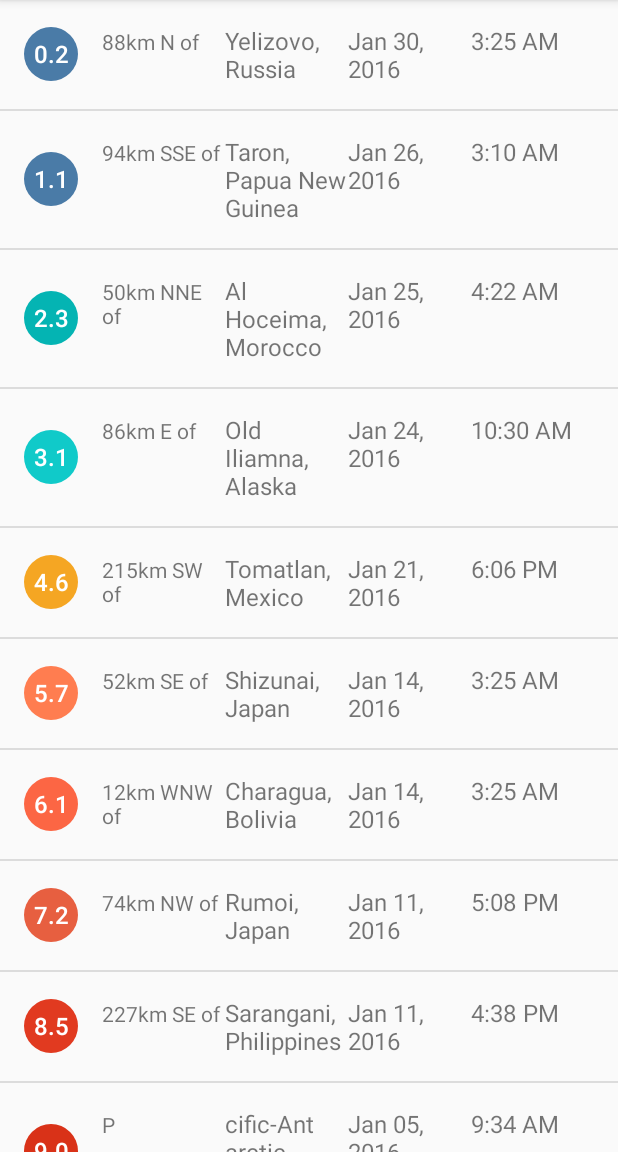
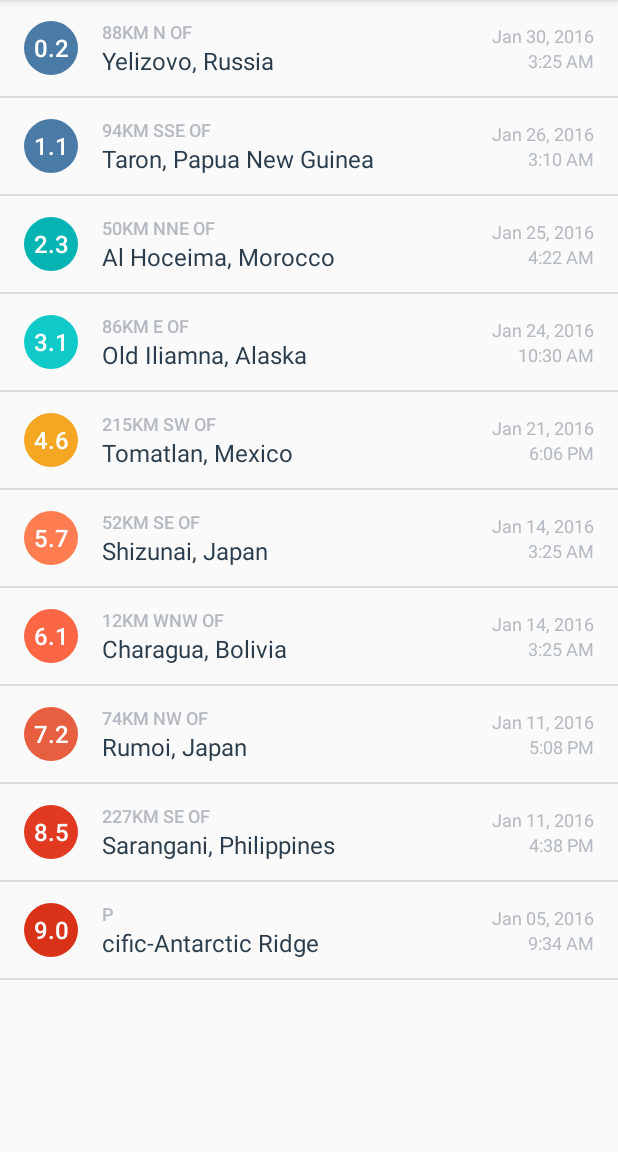
Before and after one commit to KienTPhan/UdacityNetworkingProject, an Android app: the screen it shows after launch (EarthquakeActivity), on a phone screen of 412 x 824 dp, the part 84-1236 px from its top. Run offline under Robolectric (Android 15) with nearby library versions, the phone set to English and light mode, and no system bars.

Commit message:
Users can now tap onto a listItem to get more details from USGS website.

```diff
--- a/app/src/main/java/com/example/android/quakereport/EarthquakeActivity.java
+++ b/app/src/main/java/com/example/android/quakereport/EarthquakeActivity.java
@@ -15,8 +15,12 @@
  */
 package com.example.android.quakereport;
 
+import android.content.Intent;
+import android.net.Uri;
 import android.os.Bundle;
 import android.support.v7.app.AppCompatActivity;
+import android.view.View;
+import android.widget.AdapterView;
 import android.widget.ArrayAdapter;
 import android.widget.ListView;
 
@@ -35,7 +39,7 @@ public class EarthquakeActivity extends AppCompatActivity {
         ArrayList<EarthquakeItem> earthquakes = QueryUtils.extractEarthquakes();
 
         //Initialize EarthQuakeListAdapter
-        EarthQuakeListAdapter adapter = new EarthQuakeListAdapter(this, earthquakes);
+        final EarthQuakeListAdapter adapter = new EarthQuakeListAdapter(this, earthquakes);
 
         // Find a reference to the {@link ListView} in the layout
         ListView listView = (ListView) findViewById(R.id.list);
@@ -44,5 +48,23 @@ public class EarthquakeActivity extends AppCompatActivity {
         // so the list can be populated in the user interface
         listView.setAdapter(adapter);
 
+        listView.setOnItemClickListener(new AdapterView.OnItemClickListener() {
+            @Override
+            public void onItemClick(AdapterView<?> adapterView, View view, int position, long id) {
+                // Find the current earthquake that was clicked on
+                EarthquakeItem currentEarthquake = adapter.getItem(position);
+
+                // Convert the String URL into a URI object (to pass into the Intent constructor)
+                Uri earthquakeUri = Uri.parse(currentEarthquake.getmUrl());
+
+                // Create a new intent to view the earthquake URI
+                Intent websiteIntent = new Intent(Intent.ACTION_VIEW, earthquakeUri);
+
+                // Send the intent to launch a new activity
+                startActivity(websiteIntent);
+
+            }
+        });
     }
+
 }
--- a/app/src/main/java/com/example/android/quakereport/EarthquakeItem.java
+++ b/app/src/main/java/com/example/android/quakereport/EarthquakeItem.java
@@ -15,16 +15,21 @@ public class EarthquakeItem {
     /** date the earthquake occurred */
     private Long mTimeInMilliseconds;
 
+    // the url that takes the user to more detail info
+    private String mUrl;
+
     /**
      * constructor
      * @param magnitude the magnitude of the earthquake
      * @param location  the location earthquake happened in
      * @param timeInMilliseconds the time in milliseconds (from the Epoch) in which the earthquake occurred
+     * @param url the url to the web page of the earthquake
      */
-    public EarthquakeItem(double magnitude, String location, Long timeInMilliseconds){
+    public EarthquakeItem(double magnitude, String location, Long timeInMilliseconds, String url){
         mMagnitude              = magnitude;
         mLocation               = location;
         mTimeInMilliseconds     = timeInMilliseconds;
+        mUrl                    = url;
     }
 
     /** get the magnitude of the earthquake */
@@ -42,4 +47,7 @@ public class EarthquakeItem {
         return mTimeInMilliseconds;
     }
 
+    // get the url of the earthquake website
+    public String getmUrl() { return mUrl;}
+
 }
--- a/app/src/main/java/com/example/android/quakereport/QueryUtils.java
+++ b/app/src/main/java/com/example/android/quakereport/QueryUtils.java
@@ -83,8 +83,12 @@ public final class QueryUtils {
                 //Extract “time” for time
                 Long time = properties.getLong("time");
 
-                //Create Earthquake java object from magnitude, location, and time
-                EarthquakeItem newEarthQuake = new EarthquakeItem(mag,place, time);
+                //Extract "URL" for more user's who wants more details
+                String url = properties.getString("url");
+                Log.w("testing",url);
+
+                //Create Earthquake java object from magnitude, location, and time, url
+                EarthquakeItem newEarthQuake = new EarthquakeItem(mag,place, time, url);
 
                 //Add earthquake to list of earthquakes
                 earthquakes.add(newEarthQuake);
--- a/app/src/main/res/layout/list_item.xml
+++ b/app/src/main/res/layout/list_item.xml
@@ -1,52 +1,83 @@
-<?xml version="1.0" encoding="utf-8"?>
 <LinearLayout xmlns:android="http://schemas.android.com/apk/res/android"
-    android:orientation="horizontal" android:layout_width="match_parent"
-    android:layout_height="match_parent" xmlns:tools="http://schemas.android.com/tools"
-    android:padding="16dp">
+    xmlns:tools="http://schemas.android.com/tools"
+    android:layout_width="match_parent"
+    android:layout_height="?android:attr/listPreferredItemHeight"
+    android:orientation="horizontal"
+    android:paddingEnd="16dp"
+    android:paddingLeft="16dp"
+    android:paddingRight="16dp"
+    android:paddingStart="16dp">
 
     <TextView
         android:id="@+id/magnitudeListItemText"
         android:layout_width="36dp"
         android:layout_height="36dp"
-            android:gravity="center"
-            android:textSize="16sp"
+        android:layout_gravity="center_vertical"
         android:background="@drawable/magnitude_circle"
         android:fontFamily="sans-serif-medium"
+        android:gravity="center"
+        android:textColor="@android:color/white"
+        android:textSize="16sp"
+        tools:text="8.9" />
+
+    <LinearLayout
+        android:layout_width="0dp"
+        android:layout_height="wrap_content"
         android:layout_gravity="center_vertical"
-            android:textColor="@android:color/white"
-            tools:text="8.9" />
+        android:layout_marginLeft="16dp"
+        android:layout_marginStart="16dp"
+        android:layout_weight="1"
+        android:orientation="vertical">
 
         <TextView
             android:id="@+id/offsetLocation"
-            android:layout_width="0dp"
+            android:layout_width="wrap_content"
             android:layout_height="wrap_content"
-            android:layout_weight="1"
-            android:layout_marginLeft="16dp" />
+            android:ellipsize="end"
+            android:fontFamily="sans-serif-medium"
+            android:maxLines="1"
+            android:textAllCaps="true"
+            android:textColor="@color/textColorEarthquakeDetails"
+            android:textSize="12sp"
+            tools:text="30km S of" />
 
         <TextView
             android:id="@+id/primaryLocation"
-            android:layout_width="0dp"
-            android:layout_weight="1"
+            android:layout_width="wrap_content"
             android:layout_height="wrap_content"
-            android:gravity="center_vertical"
+            android:ellipsize="end"
+            android:maxLines="2"
+            android:textColor="@color/textColorEarthquakeLocation"
             android:textSize="16sp"
-            tools:text="San Francisco, CA"/>
+            tools:text="Long placeholder location that should wrap to more than 2 lines of text" />
+
+    </LinearLayout>
+
+    <LinearLayout
+        android:layout_width="wrap_content"
+        android:layout_height="wrap_content"
+        android:layout_gravity="center_vertical"
+        android:layout_marginLeft="16dp"
+        android:layout_marginStart="16dp"
+        android:orientation="vertical">
 
         <TextView
             android:id="@+id/date"
-            android:layout_width="0dp"
-            android:layout_weight="1"
+            android:layout_width="wrap_content"
             android:layout_height="wrap_content"
-            android:gravity="center_vertical"
-            android:textSize="16sp"
-            tools:text="Mar 6, 2010"/>
+            android:layout_gravity="end"
+            android:textColor="@color/textColorEarthquakeDetails"
+            android:textSize="12sp"
+            tools:text="Mar 6, 2010" />
+
         <TextView
             android:id="@+id/time"
-            android:layout_width="0dp"
-            android:layout_weight="1"
+            android:layout_width="wrap_content"
             android:layout_height="wrap_content"
-            android:gravity="center_vertical"
-            android:textSize="16sp"
-            tools:text="3:00pm"/>
+            android:layout_gravity="end"
+            android:textColor="@color/textColorEarthquakeDetails"
+            android:textSize="12sp"
+            tools:text="3:00 PM" />
 
     </LinearLayout>
+</LinearLayout>
--- a/app/src/main/res/values/colors.xml
+++ b/app/src/main/res/values/colors.xml
@@ -53,4 +53,11 @@
     <!-- Magnitude circle color for an earthquake with magnitude over 10 -->
     <color name="magnitude10plus">#C03823</color>
 
+    <!-- Text color for the details of the earthquake in the list item -->
+    <color name="textColorEarthquakeDetails">#B4BAC0</color>
+
+    <!-- Text color for the primary location of the earthquake in the list item -->
+    <color name="textColorEarthquakeLocation">#2B3D4D</color>
+
+
 </resources>
```
Lines whose indentation alone changed are shown as unchanged.
